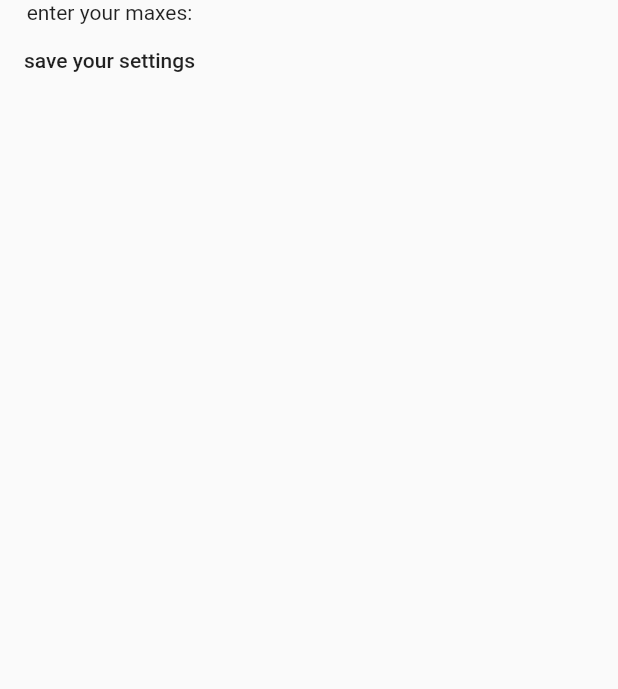
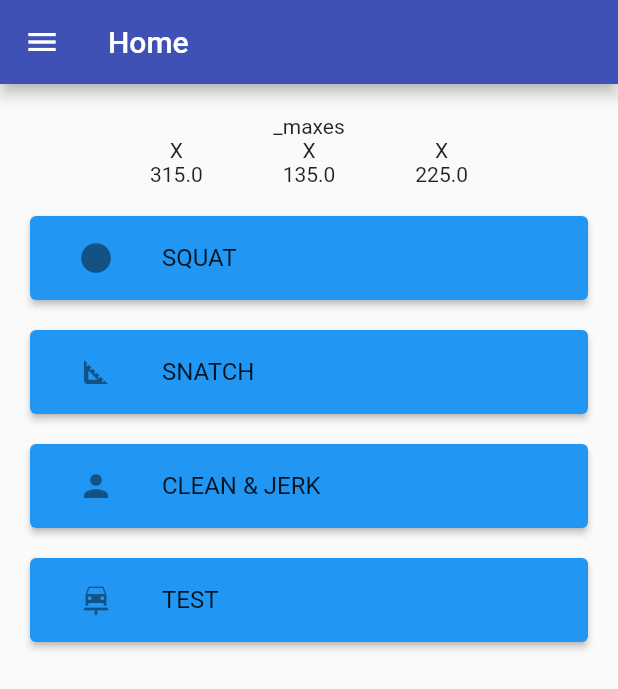
Before and after one commit to harrisonBarnett/wl_app, a Flutter app: the screen it shows after launch, after a tap on "save your settings", on a phone screen of 412 x 824 dp. Shown: the top 689 px of the screen. Run offline on Flutter 3.47's test engine with Material 2 defaults, Android fonts, the phone set to English and light mode, and no system bars; our stand-ins replace flutter_form_builder, shared_preferences.

Commit message:
fix appInitialized bug

```diff
--- a/lib/main.dart
+++ b/lib/main.dart
@@ -1,19 +1,39 @@
 import 'package:flutter/material.dart';
 import 'package:wl_app/screens/home.dart';
+import 'package:wl_app/screens/initialize.dart';
+import 'package:shared_preferences/shared_preferences.dart';
+
 
 void main() {
   runApp(MyApp());
 }
 
-class MyApp extends StatelessWidget {
+class MyApp extends StatefulWidget {
   const MyApp({Key? key}) : super(key: key);
+
+  @override
+  State<MyApp> createState() => _MyAppState();
+}
+
+class _MyAppState extends State<MyApp> {
+  bool appInitialized = false;
+
+  @override
+  void initState() {
+    // TODO: implement initState
+    super.initState();
+    SharedPreferences.getInstance().then((response) => {
+      setState(() => {
+        appInitialized = response.getBool('app_initialized') ?? false,
+      })
+    });
+  }
 
   @override
   Widget build(BuildContext context) {
     return MaterialApp(
       title: 'wl_',
-      home: Home(),
+      home: appInitialized ? Home() :InitializeScreen(),
     );
   }
-
 }
--- a/lib/screens/home.dart
+++ b/lib/screens/home.dart
@@ -11,15 +11,19 @@ class Home extends StatefulWidget {
 
 class _HomeState extends State<Home> {
 
-  bool appInitialized = false;
+  double? squatMax;
+  double? snatchMax;
+  double? cleanJerkMax;
 
   @override
   void initState() {
     // TODO: implement initState
     super.initState();
-    SharedPreferences.getInstance().then((value) => {
+    SharedPreferences.getInstance().then((response) => {
       setState(() => {
-        appInitialized = value.getBool('app_initialized') ?? false
+        squatMax = response.getDouble('squat_max') ?? 315.0,
+        snatchMax = response.getDouble('snatch_max') ?? 135.0,
+        cleanJerkMax = response.getDouble('clean_jerk_max') ?? 225.0
       })
     });
   }
@@ -27,23 +31,7 @@ class _HomeState extends State<Home> {
   @override
   Widget build(BuildContext context) {
 
-    return appInitialized == false ?
-    // render setup screen if app has not been initialized
-    Scaffold(
-      body: SafeArea(
-        child: Column(
-          children: <Widget>[
-            Text('enter your maxes:'),
-            MaterialButton(
-                onPressed: () => {_initializeApp()},
-              child: Text('save your settings')
-            )
-          ],
-        ),
-      ),
-    ) :
-    // render main screen if app has been initialized
-    Scaffold(
+    return Scaffold(
       drawer: NavigationDrawer(),
       appBar: AppBar(
         title: Text('Home'),
@@ -62,19 +50,19 @@ class _HomeState extends State<Home> {
                   Column(
                     children: [
                       Text('X'),
-                      Text('405')
+                      Text(squatMax.toString())
                     ]
                   ),
                   Column(
                       children: [
                         Text('X'),
-                        Text('225')
+                        Text(snatchMax.toString())
                       ]
                   ),
                   Column(
                       children: [
                         Text('X'),
-                        Text('315')
+                        Text(cleanJerkMax.toString())
                       ]
                   ),
                 ],
@@ -118,10 +106,4 @@ class _HomeState extends State<Home> {
     );
   }
 
-  void _initializeApp() {
-    SharedPreferences.getInstance().then((value) => {
-      value.setBool('app_initialized', true)
-    });
-    print('app initialized');
-  }
 }
--- /dev/null
+++ b/lib/screens/initialize.dart
@@ -0,0 +1,40 @@
+import 'package:flutter/material.dart';
+import 'package:shared_preferences/shared_preferences.dart';
+import 'package:wl_app/screens/home.dart';
+
+class InitializeScreen extends StatefulWidget {
+  const InitializeScreen({Key? key}) : super(key: key);
+
+  @override
+  _InitializeScreenState createState() => _InitializeScreenState();
+}
+
+class _InitializeScreenState extends State<InitializeScreen> {
+
+  @override
+  Widget build(BuildContext context) {
+    return Scaffold(
+      body: SafeArea(
+        child: Column(
+          children: <Widget>[
+            Text('enter your maxes:'),
+            MaterialButton(
+                onPressed: () => {_initializeApp()},
+                child: Text('save your settings')
+            )
+          ],
+        ),
+      ),
+    );
+  }
+  void _initializeApp() {
+    SharedPreferences.getInstance().then((value) => {
+      value.setBool('app_initialized', true)
+    });
+    print('app initialized');
+    Navigator.pop(context);  // pop current page
+    Navigator.of(context).push(MaterialPageRoute(
+      builder: (context) => Home(),
+    ));
+  }
+}
--- a/lib/screens/settings.dart
+++ b/lib/screens/settings.dart
@@ -2,10 +2,35 @@ import 'package:flutter/material.dart';
 import 'package:flutter_form_builder/flutter_form_builder.dart';
 import 'package:shared_preferences/shared_preferences.dart';
 
-class Settings extends StatelessWidget {
+class Settings extends StatefulWidget {
+  @override
+  State<Settings> createState() => _SettingsState();
+}
+
+class _SettingsState extends State<Settings> {
   // const Settings({Key? key}) : super(key: key);
 
+  // we will use this key to do bulk actions on form data
   final _formKey = GlobalKey<FormBuilderState>();
+
+  bool appInitialized = false;
+  double? squatMax;
+  double? snatchMax;
+  double? cleanJerkMax;
+
+  @override
+  void initState() {
+    // TODO: implement initState
+    super.initState();
+    SharedPreferences.getInstance().then((response) => {
+      setState((){
+        appInitialized = response.getBool('app_initialized') ?? false;
+        squatMax = response.getDouble('squat_max') ?? 315.0;
+        snatchMax = response.getDouble('snatch_max') ?? 135.0;
+        cleanJerkMax = response.getDouble('clean_jerk_max') ?? 225.0;
+      })
+    });
+  }
 
   @override
   Widget build(BuildContext context) {
@@ -24,7 +49,7 @@ class Settings extends StatelessWidget {
                   name: 'squat',
                   decoration: InputDecoration(
                     labelText:
-                    'current squat max',
+                    'current: ${squatMax}',
                   ),
                   keyboardType: TextInputType.number,
                 ),
@@ -33,7 +58,7 @@ class Settings extends StatelessWidget {
                   name: 'snatch',
                   decoration: InputDecoration(
                     labelText:
-                    'current snatch max',
+                    'current: ${snatchMax}',
                   ),
                   keyboardType: TextInputType.number,
                 ),
@@ -42,7 +67,7 @@ class Settings extends StatelessWidget {
                   name: 'clean & jerk',
                   decoration: InputDecoration(
                     labelText:
-                    'current c&j max',
+                    'current: ${cleanJerkMax}',
                   ),
                   keyboardType: TextInputType.number,
                 ),
@@ -79,9 +104,13 @@ class Settings extends StatelessWidget {
       ),
     );
   }
+
   void _uninitializeApp() {
     SharedPreferences.getInstance().then((value) => {
-      value.setBool('app_initialized', false)
+      value.setBool('app_initialized', false),
+      value.setDouble('squat_max', 0.0),
+      value.setDouble('snatch_max', 0.0),
+      value.setDouble('clean_jerk_max', 0.0),
     });
     print('app uninitialized');
   }
```
